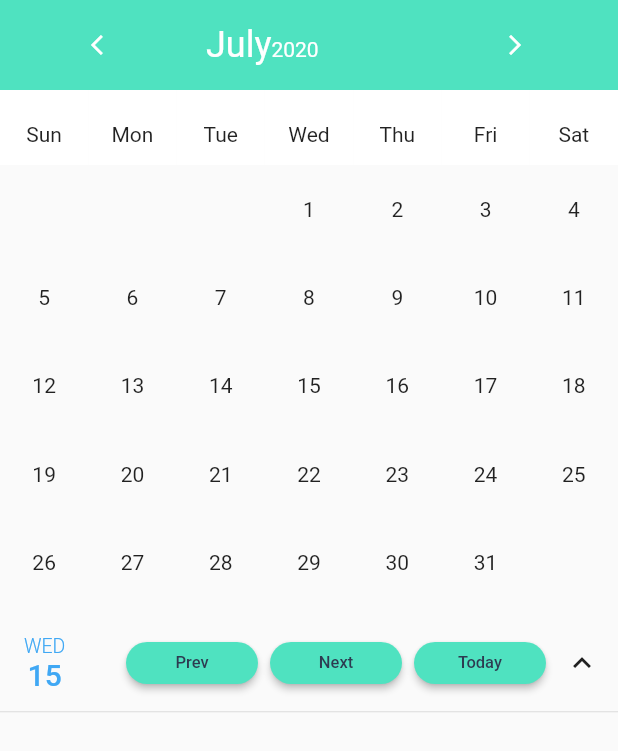
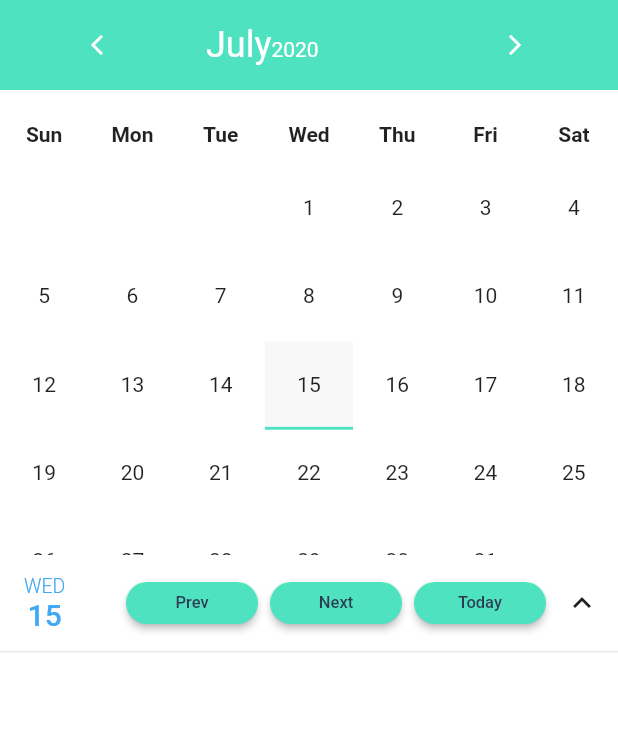
Before and after one commit to khadkabindu/calender, a Flutter app: the screen it shows after launch, after a tap on "Next", on a phone screen of 412 x 824 dp. Shown: the top 751 px of the screen. Run offline on Flutter 3.47's test engine with Material 2 defaults, Android fonts, the phone set to English and light mode, and no system bars; drawn by our look-alikes of expandable.

```diff
--- a/lib/main.dart
+++ b/lib/main.dart
@@ -32,6 +32,7 @@ class MyApp extends StatelessWidget {
     );
   }
 }
+
 DateTime currentDate = DateTime.now();
 
 class MyHomePage extends StatefulWidget {
@@ -40,11 +41,10 @@ class MyHomePage extends StatefulWidget {
 }
 
 class _MyHomePageState extends State<MyHomePage> {
-
-
   @override
   Widget build(BuildContext context) {
     return Scaffold(
+      backgroundColor: Colors.white,
       body: SafeArea(
         child: Column(
           children: <Widget>[
@@ -109,24 +109,10 @@ class _MyHomePageState extends State<MyHomePage> {
                 decoration: BoxDecoration(
                   color: Color(0xFF4FE2C0),
                 )),
-            Container(
-              height: 50,
-              child: GridView.count(
-                crossAxisCount: 7,
-                children: List.generate(7, (index) {
-                  return Container(
-                    color: Colors.white,
-                    child: Center(
-                      child: Text(
-                          '${WeekDays.values[index].toString().split('.').last}' +
-                              ''),
+            ExpandableWrapper(currentDate),
+            Divider(
+              height: 1,
             ),
-                  );
-                }),
-              ),
-            ),
-            CalenderView(UniqueKey(), currentDate),
-            ExpandableWrapper(currentDate),
           ],
         ),
       ),
@@ -146,7 +132,9 @@ class CalenderView extends StatefulWidget {
 class _CalenderViewState extends State<CalenderView> {
   var totalDaysOfMonths;
   var dateTime;
-  final bool isCurrentDay = false;
+  String currentDayDate;
+//  String currentMonth;
+
 
   List<String> days = List(40);
 
@@ -163,33 +151,70 @@ class _CalenderViewState extends State<CalenderView> {
   @override
   void initState() {
     dateTime = DateTime(widget.currentDate.year, widget.currentDate.month, 1);
-    totalDaysOfMonths =
-        daysInMonth(widget.currentDate.year, widget.currentDate.month);
+    totalDaysOfMonths = daysInMonth(widget.currentDate.year, widget.currentDate.month);
+//    currentMonth = widget.currentDate.month.toString();
+    currentDayDate = widget.currentDate.day.toString();
+    numberOfDays();
 
-    numberOfDays();
     super.initState();
   }
 
   @override
   Widget build(BuildContext context) {
+    return Column(
+      children: <Widget>[
+        Container(
+          height: 50,
+          child: GridView.count(
+            crossAxisCount: 7,
+            children: List.generate(7, (index) {
               return Container(
-      height: 300,
+                color: Colors.white,
+                child: Center(
+                  child: Text(
+                    '${WeekDays.values[index].toString().split('.').last}' +
+                        '',style: TextStyle(fontWeight: FontWeight.bold),),
+                ),
+              );
+            }),
+          ),
+        ),
+        Container(
+          height: 260,
           child: GridView.builder(
               itemCount: days.length,
               gridDelegate: SliverGridDelegateWithFixedCrossAxisCount(
                 crossAxisCount: 7,
               ),
               itemBuilder: (BuildContext context, int index) {
-            return Container(child: Center(child: Text(days[index])));
+                return GestureDetector(
+                  onTap: (){
+                    setState(() {
+
+                    });
+                  },
+                  child: Container(
+                      decoration: BoxDecoration(
+                        color: days[index] == currentDayDate ? Color(0xfff8f8f9) : Colors.white,
+                        border: Border(
+                          bottom:  BorderSide(
+                              width: 2.0,
+                              color:
+                              days[index] == currentDayDate? Color(0xFF4FE2C0) : Colors.transparent),
+                        ),
+                      ),
+                      child: Center(child: Text(days[index]))),
+                );
               }),
+        ),
+      ],
     );
   }
 }
 
 class ExpandableWrapper extends StatefulWidget {
-
   final DateTime currentDate;
-   const ExpandableWrapper( this.currentDate);
+  const ExpandableWrapper(this.currentDate);
 
   @override
   _ExpandableWrapperState createState() => _ExpandableWrapperState();
@@ -197,6 +222,20 @@ class ExpandableWrapper extends StatefulWidget {
 
 class _ExpandableWrapperState extends State<ExpandableWrapper> {
 
+  Iterable<TimeOfDay> getTimes(TimeOfDay startTime, TimeOfDay endTime, Duration step) sync* {
+    var hour = startTime.hour;
+    var minute = startTime.minute;
+
+    do {
+      yield TimeOfDay(hour: hour, minute: minute);
+      minute += step.inMinutes;
+      while (minute >= 60) {
+        minute -= 60;
+        hour++;
+      }
+    } while (hour < endTime.hour ||
+        (hour == endTime.hour && minute <= endTime.minute));
+  }
 
 
   @override
@@ -206,7 +245,9 @@ class _ExpandableWrapperState extends State<ExpandableWrapper> {
       child: Column(
         crossAxisAlignment: CrossAxisAlignment.start,
         children: <Widget>[
-
+          Expandable(
+            expanded: CalenderView(UniqueKey(), currentDate),
+          ),
           Padding(
             padding: const EdgeInsets.only(
               top: 8,
@@ -223,7 +264,7 @@ class _ExpandableWrapperState extends State<ExpandableWrapper> {
                     Column(
                       children: [
                         Text(
-                          '${DateFormat('EEEE').format(DateTime(widget.currentDate.day-1)).substring(0,3).toUpperCase()}',
+                          '${DateFormat('EEEE').format(DateTime(widget.currentDate.day - 1)).substring(0, 3).toUpperCase()}',
                           style: TextStyle(
                               color: Color(0xFF40A8F4),
                               fontSize: 13,
@@ -245,17 +286,11 @@ class _ExpandableWrapperState extends State<ExpandableWrapper> {
                           child: CustomButton(
                             color: Color(0xFF4FE2C0),
                             label: 'Prev',
-                            onPressed: () {
-                              setState(() {
-                                currentDate = DateTime(currentDate.year,
-                                    currentDate.month - 1, currentDate.day);
-                              });
-                            },
+                            onPressed: () {},
                             fontSize: 11,
                             textColor: Color(0xff2D3B51),
                             padding: const EdgeInsets.symmetric(
-                                vertical: 4,
-                                horizontal: 16),
+                                vertical: 4, horizontal: 16),
                           ),
                         ),
                         SizedBox(
@@ -266,12 +301,7 @@ class _ExpandableWrapperState extends State<ExpandableWrapper> {
                           child: CustomButton(
                             color: Color(0xFF4FE2C0),
                             label: 'Next',
-                            onPressed: () {
-                              setState(() {
-                                currentDate = DateTime(currentDate.year,
-                                    currentDate.month + 1, currentDate.day);
-                              });
-                            },
+                            onPressed: () {},
                             fontSize: 11,
                             textColor: Color(0xff2D3B51),
                             padding: const EdgeInsets.symmetric(
@@ -308,9 +338,8 @@ class _ExpandableWrapperState extends State<ExpandableWrapper> {
               },
             ),
           ),
-          Divider(
-            height: 1,
-          )
+
+
         ],
       ),
     );
```
Lines whose indentation alone changed are shown as unchanged.
